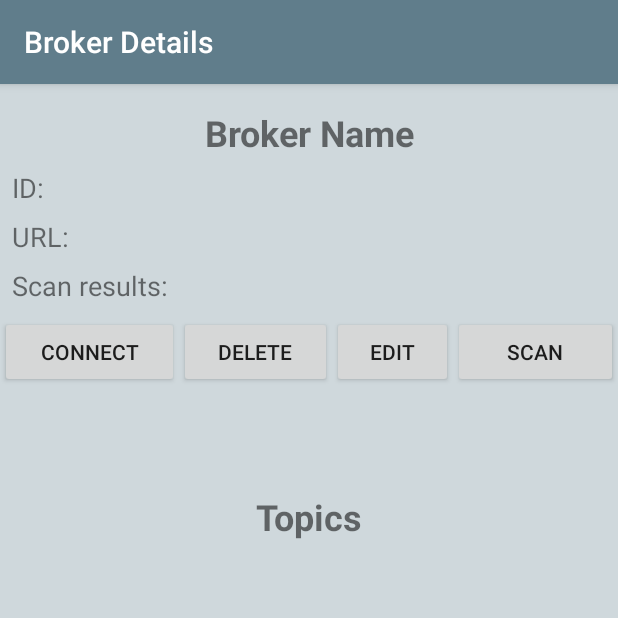
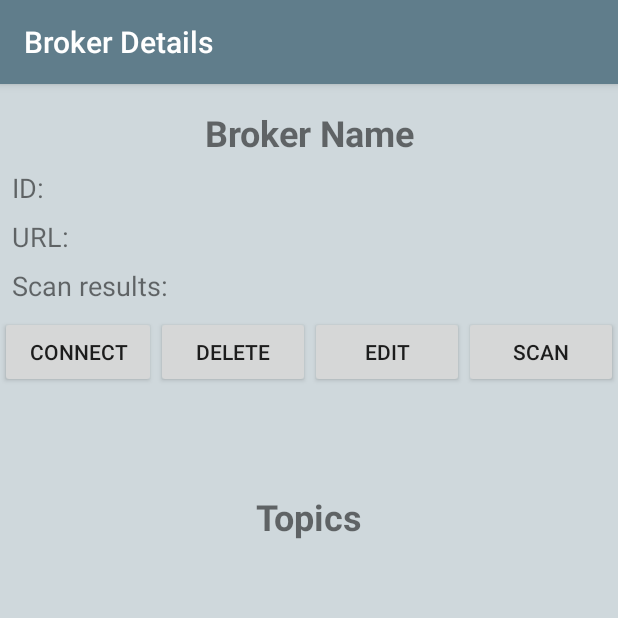
Before and after one commit to kkredit/MQTT-sweeper-android, an Android app: the BrokerActivity screen opened directly, with no data from a screen before it, on a phone screen of 412 x 824 dp, the top half of it. Run offline under Robolectric (Android 15) with nearby library versions, the phone set to English and light mode, and no system bars; our stand-ins replace ButterKnife, Firebase (no records; nobody signed in at launch, a user with empty details on screens opened directly); libraries missing offline, so code that uses them is left out: org.eclipse.paho, org.parceler; 12 statements that could not run were skipped.

Commit message:
Evenly space broker activity buttons

```diff
--- a/app/src/main/res/layout/content_broker.xml
+++ b/app/src/main/res/layout/content_broker.xml
@@ -65,28 +65,28 @@
 
             <Button
                 android:id="@+id/connectBroker"
-                android:layout_width="59dp"
+                android:layout_width="wrap_content"
                 android:layout_height="wrap_content"
                 android:layout_weight="1"
                 android:text="@string/connect" />
 
             <Button
                 android:id="@+id/button_delete"
-                android:layout_width="41dp"
+                android:layout_width="wrap_content"
                 android:layout_height="wrap_content"
                 android:layout_weight="1"
                 android:text="@string/delete" />
 
             <Button
                 android:id="@+id/button_edit"
-                android:layout_width="20dp"
+                android:layout_width="wrap_content"
                 android:layout_height="wrap_content"
                 android:layout_weight="1"
                 android:text="@string/edit" />
 
             <Button
                 android:id="@+id/button_scan"
-                android:layout_width="49dp"
+                android:layout_width="wrap_content"
                 android:layout_height="wrap_content"
                 android:layout_weight="1"
                 android:text="@string/scan" />
```
